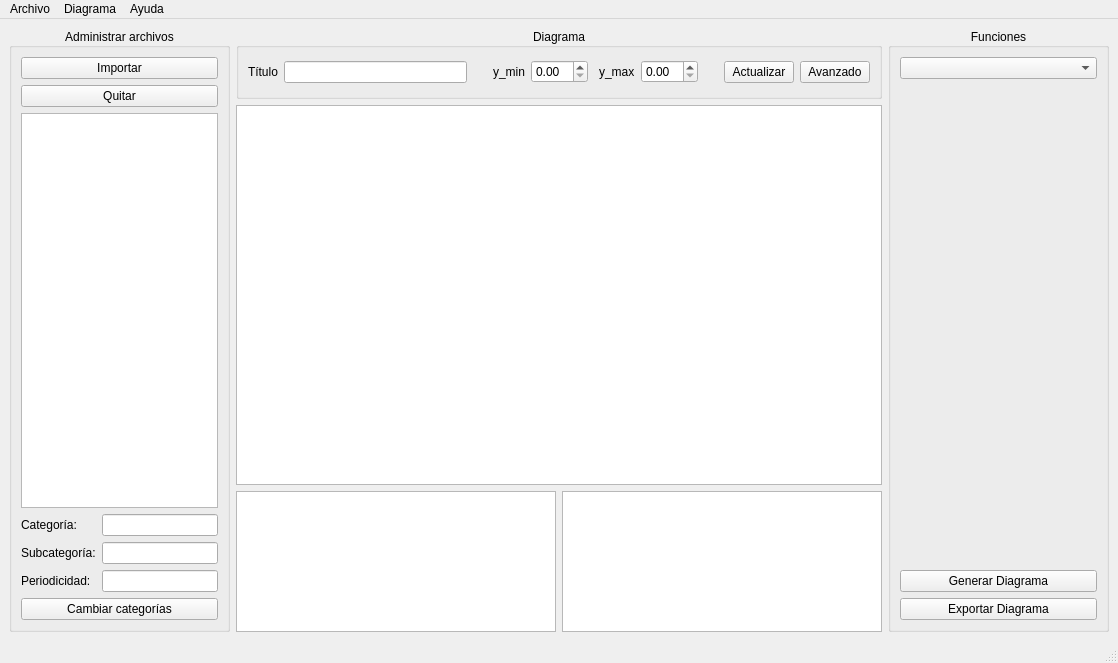
Before: the Qt Designer form ppcc/mainwindow.ui in ErnestoVivas/Multiconsult-ppcc, drawn with Qt 5.
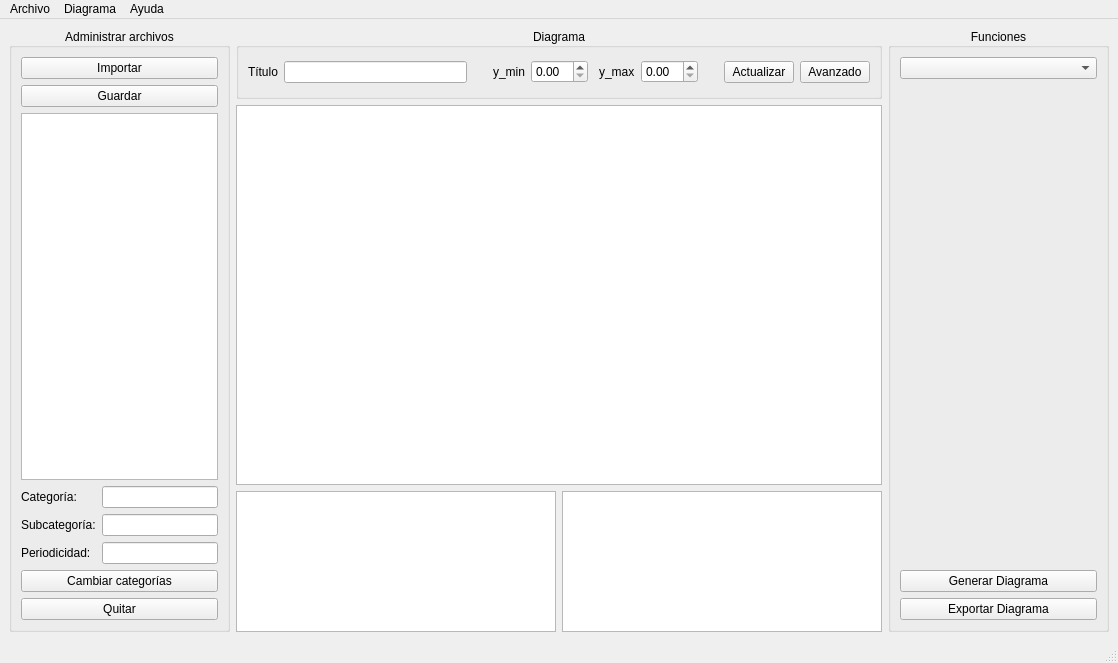
After: the same form once the commit is applied. Custom widgets are drawn as their Qt base class.

Commit message: Add gui elements for import/save data base

The edit to the form file:
```diff
--- a/ppcc/mainwindow.ui
+++ b/ppcc/mainwindow.ui
@@ -74,17 +74,7 @@
        <set>Qt::AlignCenter</set>
       </property>
       <layout class="QGridLayout" name="gridLayout_2">
-       <item row="6" column="1">
-        <widget class="QLineEdit" name="lineEditFileFreq">
-         <property name="focusPolicy">
-          <enum>Qt::NoFocus</enum>
-         </property>
-        </widget>
-       </item>
-       <item row="2" column="0" colspan="2">
-        <widget class="QListWidget" name="listWidgetDocuments"/>
-       </item>
-       <item row="8" column="0" colspan="2">
+       <item row="9" column="0" colspan="2">
         <widget class="QPushButton" name="buttonChangeCategories">
          <property name="text">
           <string>Cambiar categorías</string>
@@ -92,33 +82,29 @@
         </widget>
        </item>
        <item row="6" column="0">
-        <widget class="QLabel" name="label">
-         <property name="text">
-          <string>Periodicidad:</string>
-         </property>
-        </widget>
-       </item>
-       <item row="4" column="0">
-        <widget class="QLabel" name="label_3">
-         <property name="text">
-          <string>Categoría:</string>
-         </property>
-        </widget>
-       </item>
-       <item row="5" column="0">
         <widget class="QLabel" name="label_2">
          <property name="text">
           <string>Subcategoría:</string>
          </property>
         </widget>
        </item>
-       <item row="1" column="0" colspan="2">
-        <widget class="QPushButton" name="buttonRemoveDocument">
+       <item row="2" column="0" colspan="2">
+        <widget class="QPushButton" name="buttonSave">
          <property name="text">
-          <string>Quitar</string>
+          <string>Guardar</string>
          </property>
         </widget>
        </item>
+       <item row="7" column="0">
+        <widget class="QLabel" name="label">
+         <property name="text">
+          <string>Periodicidad:</string>
+         </property>
+        </widget>
+       </item>
+       <item row="5" column="1">
+        <widget class="QLineEdit" name="lineEditFileCat"/>
+       </item>
        <item row="0" column="0" colspan="2">
         <widget class="QPushButton" name="buttonImportDocuments">
          <property name="text">
@@ -126,11 +112,32 @@
          </property>
         </widget>
        </item>
-       <item row="5" column="1">
+       <item row="3" column="0" colspan="2">
+        <widget class="QListWidget" name="listWidgetDocuments"/>
+       </item>
+       <item row="7" column="1">
+        <widget class="QLineEdit" name="lineEditFileFreq">
+         <property name="focusPolicy">
+          <enum>Qt::NoFocus</enum>
+         </property>
+        </widget>
+       </item>
+       <item row="5" column="0">
+        <widget class="QLabel" name="label_3">
+         <property name="text">
+          <string>Categoría:</string>
+         </property>
+        </widget>
+       </item>
+       <item row="6" column="1">
         <widget class="QLineEdit" name="lineEditFileSubCat"/>
        </item>
-       <item row="4" column="1">
-        <widget class="QLineEdit" name="lineEditFileCat"/>
+       <item row="10" column="0" colspan="2">
+        <widget class="QPushButton" name="buttonRemoveDocument">
+         <property name="text">
+          <string>Quitar</string>
+         </property>
+        </widget>
        </item>
       </layout>
      </widget>
```
Left out of the diff: 12 changed lines with no effect on the pictures. The commit also changes 2 other files.
